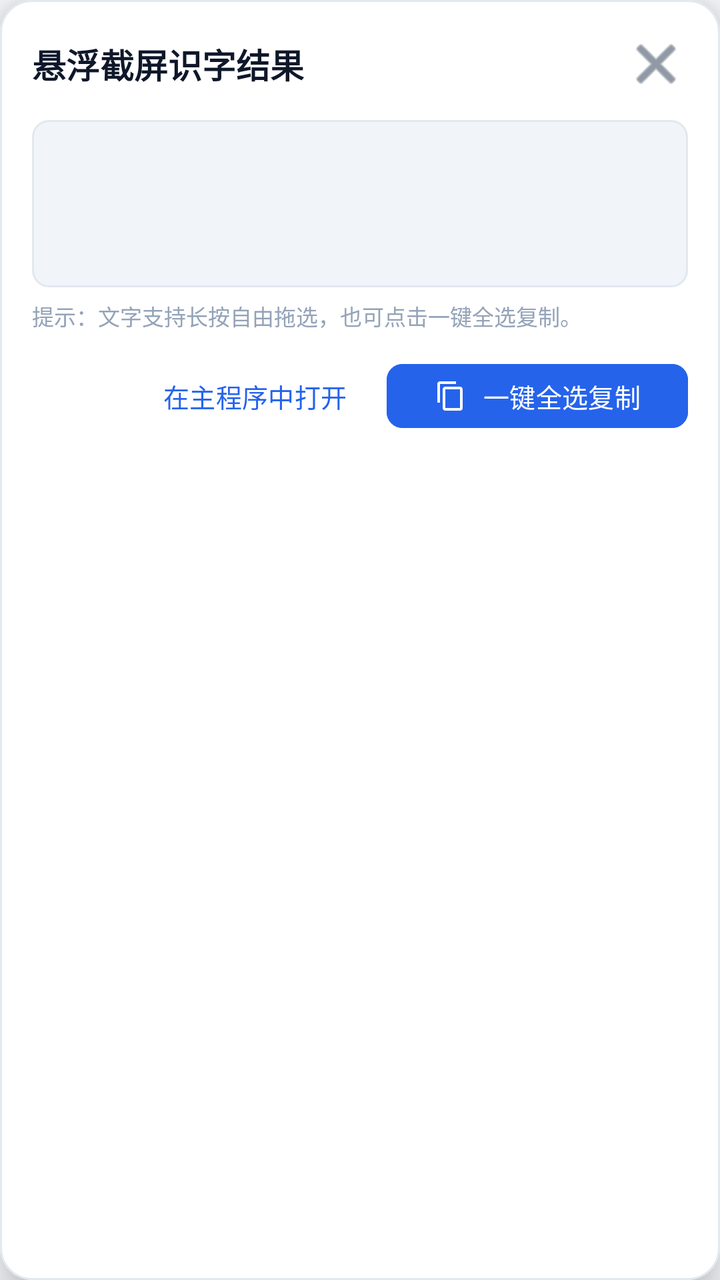
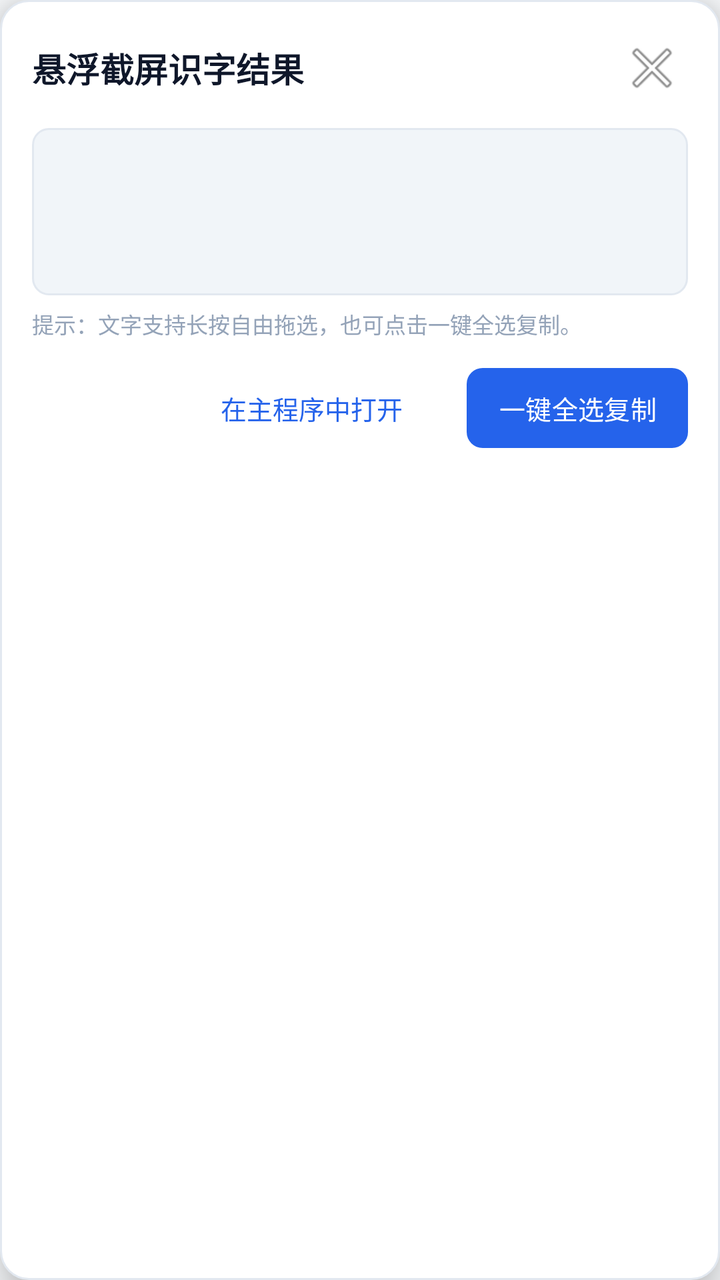

An Android layout rendered at two revisions. The XML below is the earlier revision; the diff shows what the commit changed to produce the second picture.
<!-- AndroidManifest.xml: application theme Theme.SnapOCR -->
<!-- res/layout/dialog_ocr_result.xml -->
<?xml version="1.0" encoding="utf-8"?>
<com.google.android.material.card.MaterialCardView xmlns:android="http://schemas.android.com/apk/res/android"
    xmlns:app="http://schemas.android.com/apk/res-auto"
    android:id="@+id/dialogCardRoot"
    android:layout_width="match_parent"
    android:layout_height="wrap_content"
    android:layout_margin="20dp"
    app:cardBackgroundColor="@color/surface"
    app:cardCornerRadius="16dp"
    app:cardElevation="12dp"
    app:strokeColor="@color/divider"
    app:strokeWidth="1dp">

    <LinearLayout
        android:layout_width="match_parent"
        android:layout_height="wrap_content"
        android:orientation="vertical"
        android:padding="16dp">

        
        <LinearLayout
            android:layout_width="match_parent"
            android:layout_height="wrap_content"
            android:gravity="center_vertical"
            android:orientation="horizontal">

            <TextView
                android:layout_width="0dp"
                android:layout_height="wrap_content"
                android:layout_weight="1"
                android:text="@string/dialog_capture_title"
                android:textColor="@color/text_primary"
                android:textSize="17sp"
                android:textStyle="bold" />

            <ImageButton
                android:id="@+id/btnDialogClose"
                android:layout_width="32dp"
                android:layout_height="32dp"
                android:background="?attr/selectableItemBackgroundBorderless"
                android:contentDescription="@string/action_close"
                android:src="@android:drawable/ic_menu_close_clear_cancel"
                app:tint="@color/text_secondary" />

        </LinearLayout>

        
        <FrameLayout
            android:layout_width="match_parent"
            android:layout_height="wrap_content"
            android:layout_marginTop="12dp"
            android:background="@drawable/bg_text_box"
            android:padding="12dp">

            <EditText
                android:id="@+id/etDialogText"
                android:layout_width="match_parent"
                android:layout_height="wrap_content"
                android:background="@null"
                android:focusable="true"
                android:gravity="top|start"
                android:lineSpacingExtra="4dp"
                android:maxLines="10"
                android:minLines="3"
                android:scrollbars="vertical"
                android:textIsSelectable="true"
                android:textColor="@color/text_primary"
                android:textSize="14sp" />

        </FrameLayout>

        
        <TextView
            android:layout_width="wrap_content"
            android:layout_height="wrap_content"
            android:layout_marginTop="6dp"
            android:text="@string/dialog_tip"
            android:textColor="@color/text_hint"
            android:textSize="11sp" />

        
        <LinearLayout
            android:layout_width="match_parent"
            android:layout_height="wrap_content"
            android:layout_marginTop="12dp"
            android:gravity="end"
            android:orientation="horizontal">

            <com.google.android.material.button.MaterialButton
                android:id="@+id/btnDialogViewInApp"
                style="@style/Widget.Material3.Button.TextButton"
                android:layout_width="wrap_content"
                android:layout_height="40dp"
                android:layout_marginEnd="8dp"
                android:text="@string/dialog_view_in_app"
                android:textSize="13sp" />

            <com.google.android.material.button.MaterialButton
                android:id="@+id/btnDialogCopy"
                android:layout_width="wrap_content"
                android:layout_height="40dp"
                android:backgroundTint="@color/primary"
                android:text="@string/dialog_copy_btn"
                android:textColor="#FFFFFF"
                android:textSize="13sp"
                app:cornerRadius="8dp"
                app:icon="@drawable/ic_copy"
                app:iconGravity="textStart"
                app:iconSize="16dp" />

        </LinearLayout>

    </LinearLayout>

</com.google.android.material.card.MaterialCardView>
<!-- resources referenced by this layout -->
<resources>
  <color name="divider">#E2E8F0</color>
  <color name="primary">#2563EB</color>
  <color name="surface">#FFFFFF</color>
  <color name="text_hint">#94A3B8</color>
  <color name="text_primary">#0F172A</color>
  <color name="text_secondary">#475569</color>
  <!-- drawable bg_text_box (drawable) -->
  <?xml version="1.0" encoding="utf-8"?>
  <shape xmlns:android="http://schemas.android.com/apk/res/android"
      android:shape="rectangle">
      <solid android:color="@color/surface_variant" />
      <corners android:radius="8dp" />
      <stroke android:width="1dp" android:color="@color/divider" />
  </shape>
  <!-- drawable ic_copy (drawable) -->
  <vector xmlns:android="http://schemas.android.com/apk/res/android"
      android:width="24dp"
      android:height="24dp"
      android:viewportWidth="24"
      android:viewportHeight="24">
      <path
          android:fillColor="@color/primary"
          android:pathData="M16,1H4c-1.1,0 -2,0.9 -2,2v14h2V3h12V1zm3,4H8c-1.1,0 -2,0.9 -2,2v14c0,1.1 0.9,2 2,2h11c1.1,0 2,-0.9 2,-2V7c0,-1.1 -0.9,-2 -2,-2zm0,16H8V7h11v14z" />
  </vector>
  <string name="action_close">关闭</string>
  <string name="dialog_capture_title">悬浮截屏识字结果</string>
  <string name="dialog_copy_btn">一键全选复制</string>
  <string name="dialog_tip">提示：文字支持长按自由拖选，也可点击一键全选复制。</string>
  <string name="dialog_view_in_app">在主程序中打开</string>
  <style name="Theme.SnapOCR" parent="Theme.Material3.DayNight.NoActionBar">
          <item name="colorPrimary">@color/primary</item>
          <item name="colorSecondary">@color/secondary</item>
          <item name="android:statusBarColor">@color/primary_dark</item>
          <item name="android:windowBackground">@color/background</item>
      </style>
  <color name="surface_variant">#F1F5F9</color>
  <color name="secondary">#0D9488</color>
  <color name="primary_dark">#1D4ED8</color>
  <color name="background">#F8FAFC</color>
</resources>

<!-- the commit's change to res/layout/dialog_ocr_result.xml (unified diff, before → after) -->
@@ -1,115 +1,103 @@
 <?xml version="1.0" encoding="utf-8"?>
-<com.google.android.material.card.MaterialCardView xmlns:android="http://schemas.android.com/apk/res/android"
-    xmlns:app="http://schemas.android.com/apk/res-auto"
+<LinearLayout xmlns:android="http://schemas.android.com/apk/res/android"
     android:id="@+id/dialogCardRoot"
     android:layout_width="match_parent"
     android:layout_height="wrap_content"
-    android:layout_margin="20dp"
-    app:cardBackgroundColor="@color/surface"
-    app:cardCornerRadius="16dp"
-    app:cardElevation="12dp"
-    app:strokeColor="@color/divider"
-    app:strokeWidth="1dp">
+    android:layout_marginStart="16dp"
+    android:layout_marginEnd="16dp"
+    android:background="@drawable/bg_card"
+    android:elevation="12dp"
+    android:orientation="vertical"
+    android:padding="16dp">
 
+    
     <LinearLayout
         android:layout_width="match_parent"
         android:layout_height="wrap_content"
-        android:orientation="vertical"
-        android:padding="16dp">
+        android:gravity="center_vertical"
+        android:orientation="horizontal">
 
-        
-        <LinearLayout
-            android:layout_width="match_parent"
+        <TextView
+            android:layout_width="0dp"
             android:layout_height="wrap_content"
-            android:gravity="center_vertical"
-            android:orientation="horizontal">
+            android:layout_weight="1"
+            android:text="@string/dialog_capture_title"
+            android:textColor="@color/text_primary"
+            android:textSize="17sp"
+            android:textStyle="bold" />
 
-            <TextView
-                android:layout_width="0dp"
-                android:layout_height="wrap_content"
-                android:layout_weight="1"
-                android:text="@string/dialog_capture_title"
-                android:textColor="@color/text_primary"
-                android:textSize="17sp"
-                android:textStyle="bold" />
-
-            <ImageButton
-                android:id="@+id/btnDialogClose"
-                android:layout_width="32dp"
-                android:layout_height="32dp"
-                android:background="?attr/selectableItemBackgroundBorderless"
-                android:contentDescription="@string/action_close"
-                android:src="@android:drawable/ic_menu_close_clear_cancel"
-                app:tint="@color/text_secondary" />
-
-        </LinearLayout>
-
-        
-        <FrameLayout
-            android:layout_width="match_parent"
-            android:layout_height="wrap_content"
-            android:layout_marginTop="12dp"
-            android:background="@drawable/bg_text_box"
-            android:padding="12dp">
-
-            <EditText
-                android:id="@+id/etDialogText"
-                android:layout_width="match_parent"
-                android:layout_height="wrap_content"
-                android:background="@null"
-                android:focusable="true"
-                android:gravity="top|start"
-                android:lineSpacingExtra="4dp"
-                android:maxLines="10"
-                android:minLines="3"
-                android:scrollbars="vertical"
-                android:textIsSelectable="true"
-                android:textColor="@color/text_primary"
-                android:textSize="14sp" />
-
-        </FrameLayout>
-
-        
-        <TextView
-            android:layout_width="wrap_content"
-            android:layout_height="wrap_content"
-            android:layout_marginTop="6dp"
-            android:text="@string/dialog_tip"
-            android:textColor="@color/text_hint"
-            android:textSize="11sp" />
-
-        
-        <LinearLayout
-            android:layout_width="match_parent"
-            android:layout_height="wrap_content"
-            android:layout_marginTop="12dp"
-            android:gravity="end"
-            android:orientation="horizontal">
-
-            <com.google.android.material.button.MaterialButton
-                android:id="@+id/btnDialogViewInApp"
-                style="@style/Widget.Material3.Button.TextButton"
-                android:layout_width="wrap_content"
-                android:layout_height="40dp"
-                android:layout_marginEnd="8dp"
-                android:text="@string/dialog_view_in_app"
-                android:textSize="13sp" />
-
-            <com.google.android.material.button.MaterialButton
-                android:id="@+id/btnDialogCopy"
-                android:layout_width="wrap_content"
-                android:layout_height="40dp"
-                android:backgroundTint="@color/primary"
-                android:text="@string/dialog_copy_btn"
-                android:textColor="#FFFFFF"
-                android:textSize="13sp"
-                app:cornerRadius="8dp"
-                app:icon="@drawable/ic_copy"
-                app:iconGravity="textStart"
-                app:iconSize="16dp" />
-
-        </LinearLayout>
+        <ImageButton
+            android:id="@+id/btnDialogClose"
+            android:layout_width="36dp"
+            android:layout_height="36dp"
+            android:background="?android:attr/selectableItemBackgroundBorderless"
+            android:contentDescription="@string/action_close"
+            android:src="@android:drawable/ic_menu_close_clear_cancel" />
 
     </LinearLayout>
 
-</com.google.android.material.card.MaterialCardView>
+    
+    <FrameLayout
+        android:layout_width="match_parent"
+        android:layout_height="wrap_content"
+        android:layout_marginTop="12dp"
+        android:background="@drawable/bg_text_box"
+        android:padding="12dp">
+
+        <EditText
+            android:id="@+id/etDialogText"
+            android:layout_width="match_parent"
+            android:layout_height="wrap_content"
+            android:background="@null"
+            android:gravity="top|start"
+            android:lineSpacingExtra="4dp"
+            android:maxLines="10"
+            android:minLines="3"
+            android:scrollbars="vertical"
+            android:textIsSelectable="true"
+            android:textColor="@color/text_primary"
+            android:textSize="14sp" />
+
+    </FrameLayout>
+
+    
+    <TextView
+        android:layout_width="wrap_content"
+        android:layout_height="wrap_content"
+        android:layout_marginTop="6dp"
+        android:text="@string/dialog_tip"
+        android:textColor="@color/text_hint"
+        android:textSize="11sp" />
+
+    
+    <LinearLayout
+        android:layout_width="match_parent"
+        android:layout_height="wrap_content"
+        android:layout_marginTop="14dp"
+        android:gravity="end"
+        android:orientation="horizontal">
+
+        <Button
+            android:id="@+id/btnDialogViewInApp"
+            style="?android:attr/borderlessButtonStyle"
+            android:layout_width="wrap_content"
+            android:layout_height="40dp"
+            android:layout_marginEnd="8dp"
+            android:text="@string/dialog_view_in_app"
+            android:textColor="@color/primary"
+            android:textSize="13sp" />
+
+        <Button
+            android:id="@+id/btnDialogCopy"
+            android:layout_width="wrap_content"
+            android:layout_height="40dp"
+            android:background="@drawable/bg_primary_btn"
+            android:paddingStart="16dp"
+            android:paddingEnd="16dp"
+            android:text="@string/dialog_copy_btn"
+            android:textColor="#FFFFFF"
+            android:textSize="13sp" />
+
+    </LinearLayout>
+
+</LinearLayout>
<!-- resource entries referenced after the edit -->
@@ -5,7 +5,21 @@
   <color name="surface">#FFFFFF</color>
   <color name="text_hint">#94A3B8</color>
   <color name="text_primary">#0F172A</color>
-  <color name="text_secondary">#475569</color>
+  <!-- drawable bg_card (drawable) -->
+  <?xml version="1.0" encoding="utf-8"?>
+  <shape xmlns:android="http://schemas.android.com/apk/res/android"
+      android:shape="rectangle">
+      <solid android:color="@color/surface" />
+      <corners android:radius="14dp" />
+      <stroke android:width="1dp" android:color="@color/divider" />
+  </shape>
+  <!-- drawable bg_primary_btn (drawable) -->
+  <?xml version="1.0" encoding="utf-8"?>
+  <shape xmlns:android="http://schemas.android.com/apk/res/android"
+      android:shape="rectangle">
+      <solid android:color="@color/primary" />
+      <corners android:radius="8dp" />
+  </shape>
   <!-- drawable bg_text_box (drawable) -->
   <?xml version="1.0" encoding="utf-8"?>
   <shape xmlns:android="http://schemas.android.com/apk/res/android"
@@ -14,16 +28,6 @@
       <corners android:radius="8dp" />
       <stroke android:width="1dp" android:color="@color/divider" />
   </shape>
-  <!-- drawable ic_copy (drawable) -->
-  <vector xmlns:android="http://schemas.android.com/apk/res/android"
-      android:width="24dp"
-      android:height="24dp"
-      android:viewportWidth="24"
-      android:viewportHeight="24">
-      <path
-          android:fillColor="@color/primary"
-          android:pathData="M16,1H4c-1.1,0 -2,0.9 -2,2v14h2V3h12V1zm3,4H8c-1.1,0 -2,0.9 -2,2v14c0,1.1 0.9,2 2,2h11c1.1,0 2,-0.9 2,-2V7c0,-1.1 -0.9,-2 -2,-2zm0,16H8V7h11v14z" />
-  </vector>
   <string name="action_close">关闭</string>
   <string name="dialog_capture_title">悬浮截屏识字结果</string>
   <string name="dialog_copy_btn">一键全选复制</string>
